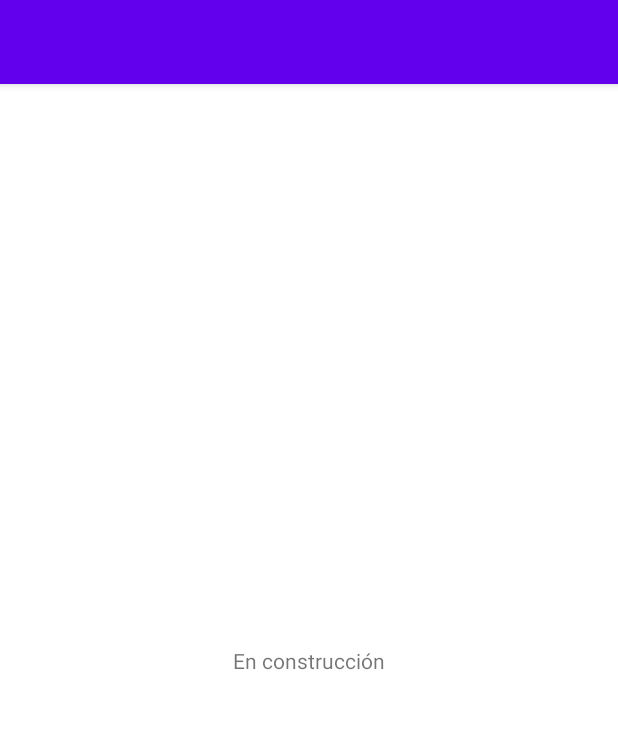
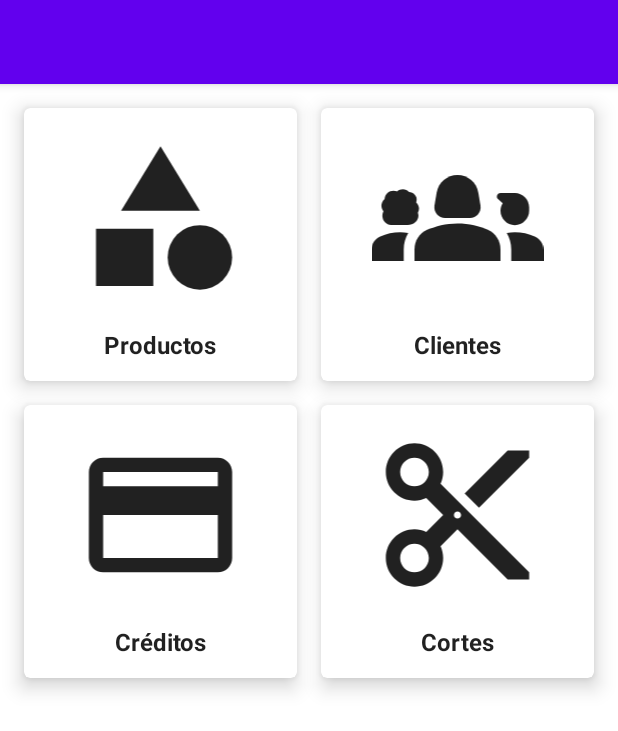
Before and after one commit to rafalesan/credi-kiosko-android, an Android app: the HomeFragment screen opened directly, with no data from a screen before it, on a phone screen of 412 x 824 dp. Shown: the top 731 px of the screen. Run offline under Robolectric (Android 15) with nearby library versions, the phone set to English and light mode, and no system bars; our stand-ins replace Timber, data binding, navigation-ui; 2 statements that could not run were skipped.

Commit message:
Implement code to show home menu options

```diff
--- /dev/null
+++ b/presentation/src/main/java/com/rafalesan/credikiosko/presentation/home/GridSpacingItemDecoration.kt
@@ -0,0 +1,45 @@
+package com.rafalesan.credikiosko.presentation.home
+
+import android.graphics.Rect
+import android.view.View
+import androidx.recyclerview.widget.RecyclerView
+import androidx.recyclerview.widget.RecyclerView.ItemDecoration
+
+/**
+ * Created by Android Studio
+ * User: Ailurus(ailurus@foxmail.com)
+ * Date: 2015-10-28
+ * Time: 15:20
+ */
+class GridSpacingItemDecoration(private val spanCount: Int,
+                                private val spacing: Int,
+                                private val includeEdge: Boolean,
+                                private val headerNum: Int) : ItemDecoration() {
+
+    override fun getItemOffsets(outRect: Rect, view: View, parent: RecyclerView, state: RecyclerView.State) {
+        val position = parent.getChildAdapterPosition(view) - headerNum // item position
+        if (position >= 0) {
+            val column = position % spanCount // item column
+            if (includeEdge) {
+                outRect.left = spacing - column * spacing / spanCount // spacing - column * ((1f / spanCount) * spacing)
+                outRect.right = (column + 1) * spacing / spanCount // (column + 1) * ((1f / spanCount) * spacing)
+                if (position < spanCount) { // top edge
+                    outRect.top = spacing
+                }
+                outRect.bottom = spacing // item bottom
+            } else {
+                outRect.left = column * spacing / spanCount // column * ((1f / spanCount) * spacing)
+                outRect.right = spacing - (column + 1) * spacing / spanCount // spacing - (column + 1) * ((1f /    spanCount) * spacing)
+                if (position >= spanCount) {
+                    outRect.top = spacing // item top
+                }
+            }
+        } else {
+            outRect.left = 0
+            outRect.right = 0
+            outRect.top = 0
+            outRect.bottom = 0
+        }
+    }
+
+}
--- /dev/null
+++ b/presentation/src/main/java/com/rafalesan/credikiosko/presentation/home/HomeAction.kt
@@ -0,0 +1,5 @@
+package com.rafalesan.credikiosko.presentation.home
+
+sealed class HomeAction {
+    class HomeOptionSelected(val homeOption: HomeOption): HomeAction()
+}
--- a/presentation/src/main/java/com/rafalesan/credikiosko/presentation/home/HomeFragment.kt
+++ b/presentation/src/main/java/com/rafalesan/credikiosko/presentation/home/HomeFragment.kt
@@ -1,8 +1,13 @@
 package com.rafalesan.credikiosko.presentation.home
 
+import android.os.Bundle
+import android.view.View
+import androidx.recyclerview.widget.GridLayoutManager
 import com.rafalesan.credikiosko.presentation.R
 import com.rafalesan.credikiosko.presentation.base.BaseViewModelFragment
+import com.rafalesan.credikiosko.presentation.base.utils.AutoClearedValue
 import com.rafalesan.credikiosko.presentation.databinding.FrgHomeBinding
+import com.rafalesan.credikiosko.presentation.utils.ext.collect
 import org.koin.androidx.viewmodel.ext.android.viewModel
 
 class HomeFragment : BaseViewModelFragment<HomeViewModel, FrgHomeBinding>() {
@@ -10,4 +15,35 @@ class HomeFragment : BaseViewModelFragment<HomeViewModel, FrgHomeBinding>() {
     override val contentViewLayoutId = R.layout.frg_home
     override val viewModel: HomeViewModel by viewModel()
 
+    private var homeOptionsAdapter by AutoClearedValue<HomeOptionsAdapter>()
+
+    override fun onViewCreated(view: View, savedInstanceState: Bundle?) {
+        super.onViewCreated(view, savedInstanceState)
+        setup()
+    }
+
+    override fun onSubscribeToViewModel() {
+        super.onSubscribeToViewModel()
+        viewModel.homeOptions.collect(viewLifecycleOwner) {
+            showHomeOptions(it)
+        }
+    }
+
+    private fun setup() {
+        setupRecyclerView()
+    }
+
+    private fun setupRecyclerView() {
+        homeOptionsAdapter = HomeOptionsAdapter {
+            viewModel.perform(HomeAction.HomeOptionSelected(it))
+        }
+        binding.rvHomeMenu.layoutManager = GridLayoutManager(requireContext(), 2)
+        binding.rvHomeMenu.adapter = homeOptionsAdapter
+        binding.rvHomeMenu.addItemDecoration(GridSpacingItemDecoration(2, resources.getDimensionPixelSize(R.dimen.space_2x), true, 0))
+    }
+
+    private fun showHomeOptions(items: List<HomeOption>?) {
+        homeOptionsAdapter.submitList(items)
+    }
+
 }
--- /dev/null
+++ b/presentation/src/main/java/com/rafalesan/credikiosko/presentation/home/HomeOption.kt
@@ -0,0 +1,9 @@
+package com.rafalesan.credikiosko.presentation.home
+
+import androidx.annotation.DrawableRes
+import androidx.annotation.IdRes
+import androidx.annotation.StringRes
+
+data class HomeOption(@StringRes val optionNameResId: Int,
+                      @DrawableRes val optionIconResId: Int,
+                      @IdRes val actionIdRes: Int? = null)
--- /dev/null
+++ b/presentation/src/main/java/com/rafalesan/credikiosko/presentation/home/HomeOptionsAdapter.kt
@@ -0,0 +1,48 @@
+package com.rafalesan.credikiosko.presentation.home
+
+import android.view.LayoutInflater
+import android.view.ViewGroup
+import androidx.recyclerview.widget.DiffUtil
+import androidx.recyclerview.widget.ListAdapter
+import androidx.recyclerview.widget.RecyclerView
+import com.rafalesan.credikiosko.presentation.databinding.HolderHomeOptionItemBinding
+
+class HomeOptionsAdapter(private val onOptionSelected: (HomeOption) -> Unit) : ListAdapter<HomeOption, HomeOptionsAdapter.HomeOptionViewHolder>(HomeOptionDiffCallback) {
+
+    override fun onCreateViewHolder(parent: ViewGroup, viewType: Int): HomeOptionViewHolder {
+        val inflater = LayoutInflater.from(parent.context)
+        val binding = HolderHomeOptionItemBinding.inflate(inflater, parent, false)
+        return HomeOptionViewHolder(binding)
+    }
+
+    override fun onBindViewHolder(holder: HomeOptionViewHolder, position: Int) {
+        val homeOption = getItem(position)
+        holder.bind(homeOption, onOptionSelected)
+    }
+
+    class HomeOptionViewHolder(private val binding: HolderHomeOptionItemBinding) : RecyclerView.ViewHolder(binding.root) {
+
+        fun bind(homeOption: HomeOption, onOptionSelected: (HomeOption) -> Unit) {
+            binding.homeOption = homeOption
+            binding.cardView.setOnClickListener {
+                onOptionSelected.invoke(homeOption)
+            }
+        }
+
+    }
+
+    object HomeOptionDiffCallback : DiffUtil.ItemCallback<HomeOption>() {
+
+        override fun areItemsTheSame(oldItem: HomeOption, newItem: HomeOption): Boolean {
+            return oldItem.optionNameResId == newItem.optionNameResId
+        }
+
+        override fun areContentsTheSame(oldItem: HomeOption, newItem: HomeOption): Boolean {
+            return oldItem.optionNameResId == newItem.optionNameResId &&
+                   oldItem.optionIconResId == newItem.optionIconResId &&
+                   oldItem.actionIdRes == newItem.actionIdRes
+        }
+
+    }
+
+}
--- a/presentation/src/main/java/com/rafalesan/credikiosko/presentation/home/HomeViewModel.kt
+++ b/presentation/src/main/java/com/rafalesan/credikiosko/presentation/home/HomeViewModel.kt
@@ -1,6 +1,44 @@
 package com.rafalesan.credikiosko.presentation.home
 
+import androidx.lifecycle.viewModelScope
+import com.rafalesan.credikiosko.presentation.R
 import com.rafalesan.credikiosko.presentation.base.BaseViewModel
+import com.rafalesan.credikiosko.presentation.home.HomeAction.HomeOptionSelected
+import kotlinx.coroutines.flow.Flow
+import kotlinx.coroutines.flow.SharingStarted
+import kotlinx.coroutines.flow.flow
+import kotlinx.coroutines.flow.stateIn
 
 class HomeViewModel : BaseViewModel() {
+
+    val homeOptions = getHomeOptions()
+            .stateIn(viewModelScope, SharingStarted.Eagerly, null)
+
+    fun perform(action: HomeAction) {
+        when(action) {
+            is HomeOptionSelected -> handleHomeOptionSelected(action.homeOption)
+        }
+    }
+
+    private fun handleHomeOptionSelected(homeOption: HomeOption) {
+        homeOption.actionIdRes ?: run {
+            toast("En construcción")
+            return
+        }
+    }
+
+    private fun getHomeOptions(): Flow<List<HomeOption>> = flow {
+        val homeOptions = mutableListOf(HomeOption(R.string.products,
+                                                   R.drawable.ic_category),
+                                        HomeOption(R.string.customers,
+                                                   R.drawable.ic_groups_2),
+                                        HomeOption(R.string.credits,
+                                                   R.drawable.ic_credit_card),
+                                        HomeOption(R.string.cutoffs,
+                                                   R.drawable.ic_content_cut))
+        emit(homeOptions)
+    }
+
+
+
 }
--- a/presentation/src/main/res/layout/frg_home.xml
+++ b/presentation/src/main/res/layout/frg_home.xml
@@ -1,6 +1,6 @@
 <?xml version="1.0" encoding="utf-8"?>
 <layout xmlns:android="http://schemas.android.com/apk/res/android"
-    xmlns:app="http://schemas.android.com/apk/res-auto">
+    xmlns:tools="http://schemas.android.com/tools">
 
     <data>
         <variable
@@ -8,18 +8,19 @@
             type="com.rafalesan.credikiosko.presentation.home.HomeViewModel" />
     </data>
 
-    <androidx.constraintlayout.widget.ConstraintLayout
+    <LinearLayout
         android:layout_width="match_parent"
         android:layout_height="match_parent">
 
-        <androidx.appcompat.widget.AppCompatTextView
-            android:layout_width="wrap_content"
-            android:layout_height="wrap_content"
-            android:text="@string/under_construction"
-            app:layout_constraintBottom_toBottomOf="parent"
-            app:layout_constraintEnd_toEndOf="parent"
-            app:layout_constraintStart_toStartOf="parent"
-            app:layout_constraintTop_toTopOf="parent" />
+        <androidx.recyclerview.widget.RecyclerView
+            android:id="@+id/rvHomeMenu"
+            android:layout_width="match_parent"
+            android:layout_height="match_parent"
+            tools:itemCount="6"
+            tools:spanCount="2"
+            tools:layoutManager="androidx.recyclerview.widget.GridLayoutManager"
+            tools:listitem="@layout/holder_home_option_item"/>
 
-    </androidx.constraintlayout.widget.ConstraintLayout>
+    </LinearLayout>
+
 </layout>
--- /dev/null
+++ b/presentation/src/main/res/layout/holder_home_option_item.xml
@@ -0,0 +1,82 @@
+<?xml version="1.0" encoding="utf-8"?>
+<layout xmlns:android="http://schemas.android.com/apk/res/android"
+    xmlns:app="http://schemas.android.com/apk/res-auto"
+    xmlns:tools="http://schemas.android.com/tools">
+
+    <data>
+        <import type="android.view.View" />
+        <variable
+            name="homeOption"
+            type="com.rafalesan.credikiosko.presentation.home.HomeOption" />
+    </data>
+
+    <com.google.android.material.card.MaterialCardView
+        android:id="@+id/cardView"
+        android:layout_width="match_parent"
+        android:layout_height="wrap_content"
+        android:background="?attr/selectableItemBackground"
+        app:cardElevation="8dp"
+        tools:layout_width="200dp"
+        tools:layout_gravity="center"
+        tools:layout_margin="@dimen/space_default">
+
+        <androidx.constraintlayout.widget.ConstraintLayout
+            android:layout_width="match_parent"
+            android:layout_height="wrap_content">
+
+            <androidx.constraintlayout.widget.ConstraintLayout
+                android:layout_width="0dp"
+                android:layout_height="0dp"
+                android:orientation="vertical"
+                android:gravity="center"
+                app:layout_constraintDimensionRatio="1:1"
+                app:layout_constraintStart_toStartOf="parent"
+                app:layout_constraintEnd_toEndOf="parent"
+                app:layout_constraintTop_toTopOf="parent"
+                app:layout_constraintBottom_toBottomOf="parent">
+
+                <androidx.appcompat.widget.AppCompatImageView
+                    android:id="@+id/ivOptionIcon"
+                    android:layout_width="0dp"
+                    android:layout_height="0dp"
+                    android:layout_marginHorizontal="@dimen/space_4x"
+                    android:layout_marginTop="@dimen/space_2x"
+                    android:layout_marginBottom="@dimen/space_2x"
+                    android:src='@{homeOption.optionIconResId}'
+                    tools:srcCompat="@drawable/ic_category"
+                    app:tint="?android:textColorPrimary"
+                    app:layout_constraintVertical_chainStyle="packed"
+                    app:layout_constraintStart_toStartOf="parent"
+                    app:layout_constraintTop_toTopOf="parent"
+                    app:layout_constraintEnd_toEndOf="parent"
+                    app:layout_constraintBottom_toTopOf="@+id/tvOptionName" />
+
+                <androidx.appcompat.widget.AppCompatTextView
+                    android:id="@+id/tvOptionName"
+                    android:layout_width="match_parent"
+                    android:layout_height="wrap_content"
+                    android:gravity="center"
+                    android:layout_marginHorizontal="@dimen/space_2x"
+                    android:layout_marginBottom="@dimen/space_2x"
+                    android:text='@{homeOption.optionNameResId}'
+                    android:textStyle="bold"
+                    android:textColor="?android:textColorPrimary"
+                    tools:text="Productos"
+                    android:ellipsize="end"
+                    android:maxLines="2"
+                    app:autoSizeTextType="uniform"
+                    app:autoSizeMinTextSize="16sp"
+                    app:autoSizeMaxTextSize="18sp"
+                    app:autoSizeStepGranularity="1sp"
+                    app:layout_constraintStart_toStartOf="parent"
+                    app:layout_constraintTop_toBottomOf="@+id/ivOptionIcon"
+                    app:layout_constraintStart_toEndOf="parent"
+                    app:layout_constraintBottom_toBottomOf="parent" />
+
+            </androidx.constraintlayout.widget.ConstraintLayout>
+
+        </androidx.constraintlayout.widget.ConstraintLayout>
+
+    </com.google.android.material.card.MaterialCardView>
+
+</layout>
```
